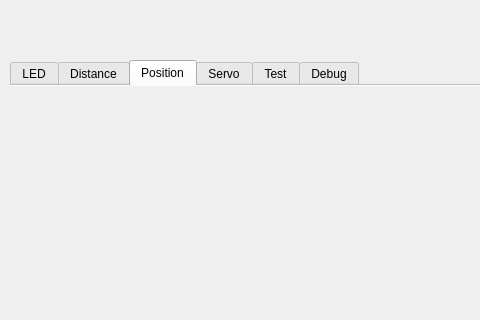
Above: CDFR_2019_QT/testwindow.ui from guillaumeb49/QT_CDFR_2019 before the change. Below: the same form after it.
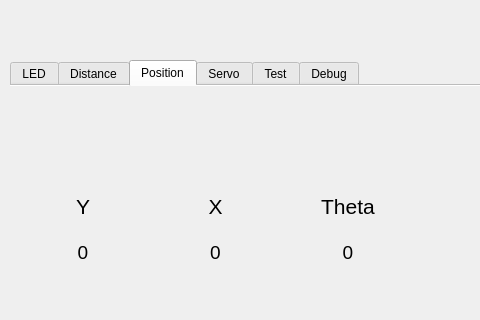
That is the form after the change. The open tabs and pages were chosen to show the change. Icons and pictures are not drawn.

```diff
--- a/CDFR_2019_QT/testwindow.ui
+++ b/CDFR_2019_QT/testwindow.ui
@@ -413,6 +413,108 @@
      <attribute name="title">
       <string>Position</string>
      </attribute>
+     <widget class="QWidget" name="horizontalLayoutWidget">
+      <property name="geometry">
+       <rect>
+        <x>10</x>
+        <y>100</y>
+        <width>391</width>
+        <height>86</height>
+       </rect>
+      </property>
+      <layout class="QGridLayout" name="gridLayout_3">
+       <item row="0" column="0">
+        <widget class="QLabel" name="label_12">
+         <property name="font">
+          <font>
+           <pointsize>16</pointsize>
+          </font>
+         </property>
+         <property name="text">
+          <string>Y</string>
+         </property>
+         <property name="alignment">
+          <set>Qt::AlignCenter</set>
+         </property>
+        </widget>
+       </item>
+       <item row="0" column="1">
+        <widget class="QLabel" name="label_11">
+         <property name="font">
+          <font>
+           <pointsize>16</pointsize>
+          </font>
+         </property>
+         <property name="text">
+          <string>X</string>
+         </property>
+         <property name="alignment">
+          <set>Qt::AlignCenter</set>
+         </property>
+        </widget>
+       </item>
+       <item row="1" column="0">
+        <widget class="QLabel" name="lbl_x">
+         <property name="font">
+          <font>
+           <pointsize>14</pointsize>
+          </font>
+         </property>
+         <property name="text">
+          <string>0</string>
+         </property>
+         <property name="alignment">
+          <set>Qt::AlignCenter</set>
+         </property>
+        </widget>
+       </item>
+       <item row="0" column="2">
+        <widget class="QLabel" name="label_13">
+         <property name="font">
+          <font>
+           <pointsize>16</pointsize>
+          </font>
+         </property>
+         <property name="text">
+          <string>Theta</string>
+         </property>
+         <property name="alignment">
+          <set>Qt::AlignCenter</set>
+         </property>
+        </widget>
+       </item>
+       <item row="1" column="1">
+        <widget class="QLabel" name="lbl_y">
+         <property name="font">
+          <font>
+           <pointsize>14</pointsize>
+          </font>
+         </property>
+         <property name="text">
+          <string>0</string>
+         </property>
+         <property name="alignment">
+          <set>Qt::AlignCenter</set>
+         </property>
+        </widget>
+       </item>
+       <item row="1" column="2">
+        <widget class="QLabel" name="lbl_theta">
+         <property name="font">
+          <font>
+           <pointsize>14</pointsize>
+          </font>
+         </property>
+         <property name="text">
+          <string>0</string>
+         </property>
+         <property name="alignment">
+          <set>Qt::AlignCenter</set>
+         </property>
+        </widget>
+       </item>
+      </layout>
+     </widget>
     </widget>
     <widget class="QWidget" name="tab_4">
      <attribute name="title">
```
